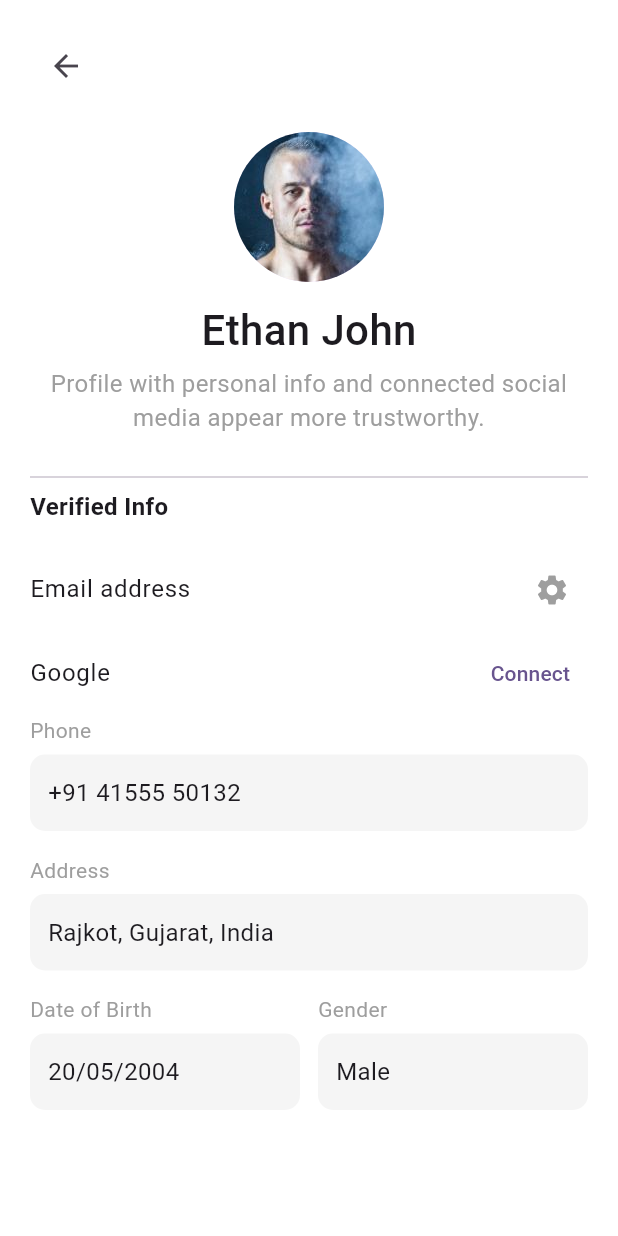
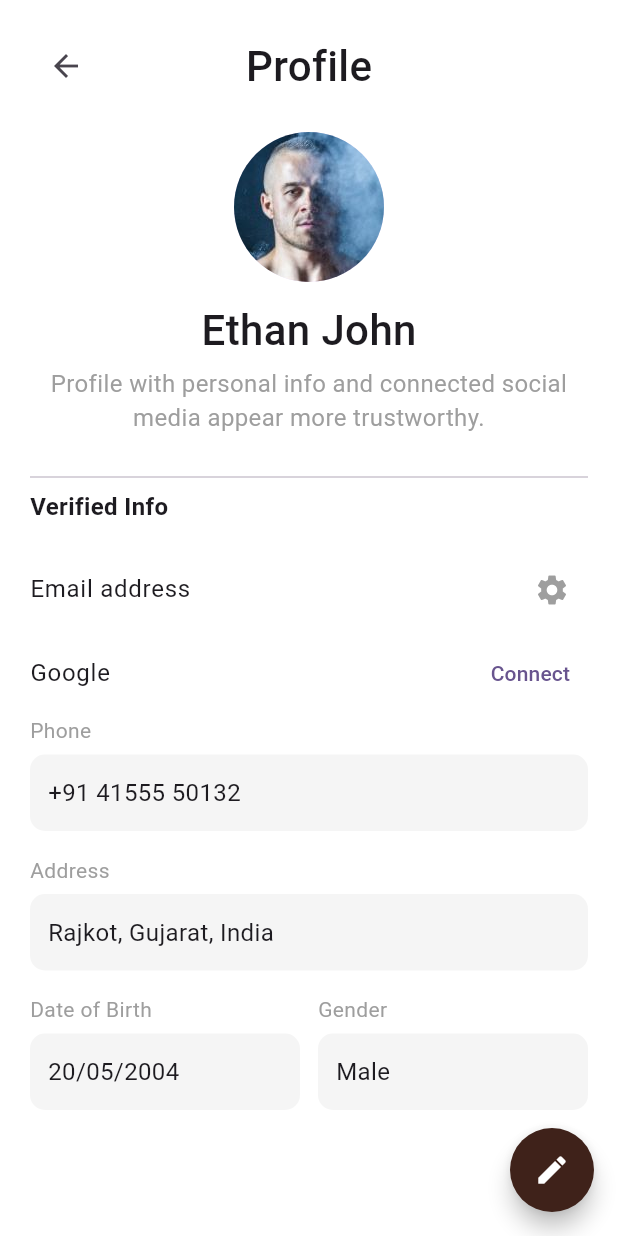
Before and after one commit to Deep-Kacha/Car_Rent_App, a Flutter app: the ViewProfilePage screen opened directly, on a phone screen of 412 x 824 dp. Run offline on Flutter 3.47's test engine with Material 3 defaults, Android fonts, the light colour scheme and no system bars.

Commit message:
Add A Header Text

```diff
--- a/car_rental_project/lib/Menu/ViewProfile.dart
+++ b/car_rental_project/lib/Menu/ViewProfile.dart
@@ -1,4 +1,5 @@
 import 'package:car_rental_project/Authorization/Menu/Menu.dart';
+import 'package:car_rental_project/Menu/EditProfile.dart';
 import 'package:flutter/material.dart';
 
 class ViewProfilePage extends StatelessWidget {
@@ -27,6 +28,17 @@ class ViewProfilePage extends StatelessWidget {
                         ),
                       );
                     },
+                  ),
+                  const Expanded(
+                    child: Center(
+                      child: Text(
+                        "Profile",
+                        style: TextStyle(
+                          fontSize: 28,
+                          fontWeight: FontWeight.w500,
+                        ),
+                      ),
+                    ),
                   ),
                   const SizedBox(width: 48), // To balance the row
                 ],
@@ -110,20 +122,17 @@ class ViewProfilePage extends StatelessWidget {
       ),
 
       // Floating Action Button
-      // floatingActionButton: FloatingActionButton(
-      //   backgroundColor: const Color.fromARGB(255, 63, 34, 26),
-      //   shape: const CircleBorder(),
-      //   onPressed: () {
-      //     Navigator.push(
-      //       context,
-      //       MaterialPageRoute(
-      //         builder: (context) =>
-      //             const EditProfilePage(), // Change to EditProfilePage when implemented
-      //       ),
-      //     );
-      //   },
-      //   child: const Icon(Icons.edit, color: Colors.white),
-      // ),
+      floatingActionButton: FloatingActionButton(
+        backgroundColor: const Color.fromARGB(255, 63, 34, 26),
+        shape: const CircleBorder(),
+        onPressed: () {
+          Navigator.push(
+            context,
+            MaterialPageRoute(builder: (context) => const EditProfilePage()),
+          );
+        },
+        child: const Icon(Icons.edit, color: Colors.white),
+      ),
     );
   }
 
```
